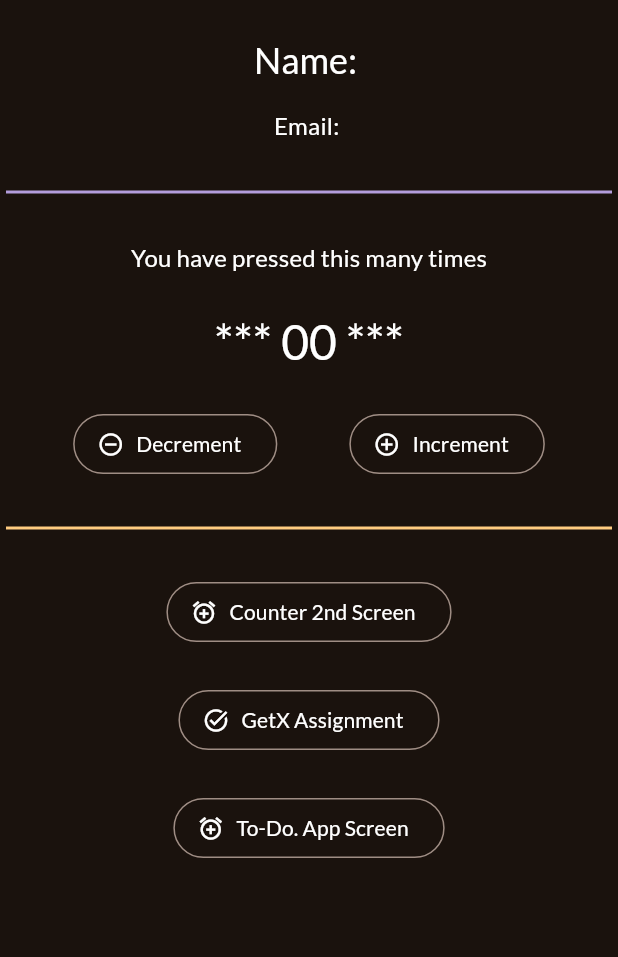
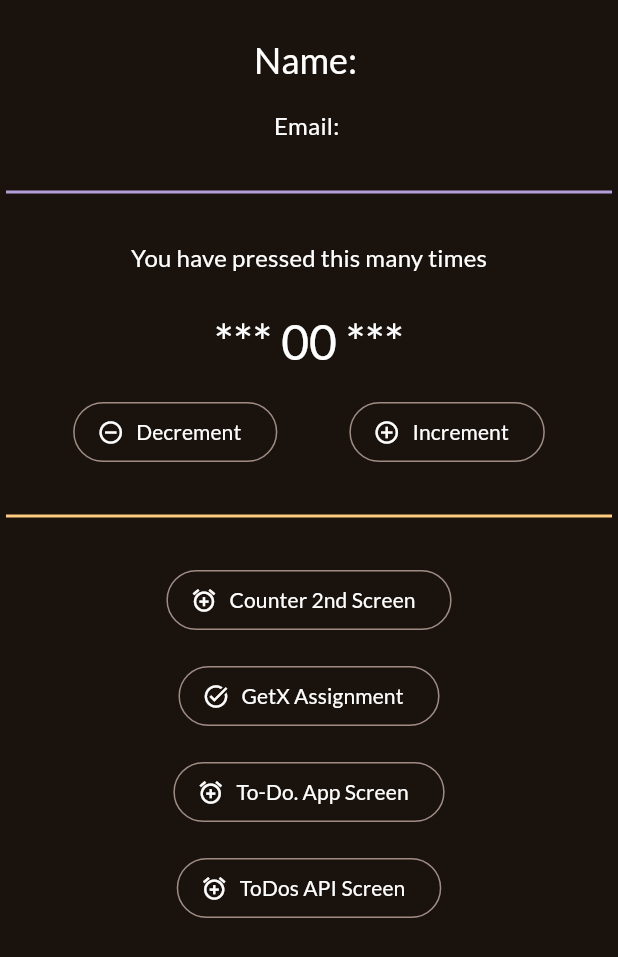
Before and after one commit to qaisershameer/nexus_meal_getx, a Flutter app: the CounterScreen screen opened directly, on a phone screen of 412 x 824 dp. Shown: the top 957 px of the screen. Run offline on Flutter 3.47's test engine with Material 3 defaults, Android fonts, the phone set to English and light mode, and no system bars; our stand-ins replace get, google_fonts, transparent_image; network calls fail.

Commit message:
Apr 11 Home

```diff
--- /dev/null
+++ b/lib/const/const.dart
@@ -0,0 +1,8 @@
+class UConst {
+  UConst._();
+
+  /// End Points URL's
+  static Uri todoUrl = Uri.parse('https://jsonplaceholder.typicode.com/todos');
+  static Uri productsUrl = Uri.parse('https://fakestoreapi.com/products');
+
+}
--- a/lib/controllers/getx_user_controller.dart
+++ b/lib/controllers/getx_user_controller.dart
@@ -7,7 +7,7 @@ class GetXUserController extends GetxController{
   RxString email = ''.obs;
 
 
-/// Functions /// State Logics
+  /// Functions /// State Logics
   void updateProfile(String userName, String userEmail){
 
     /// Update Get X Variables Values
--- a/lib/controllers/home_controller.dart
+++ b/lib/controllers/home_controller.dart
@@ -424,13 +424,17 @@ class HomeScreenController extends GetxController {
     final mealIsFavourite = favouriteMeals.contains(meal);
 
     if(mealIsFavourite){
+
       /// Already in Favourite List
       favouriteMeals.value = favouriteMeals.where((m) => m.id != meal.id).toList();
       return false.obs;
+
     } else {
+
       /// Not in Favourite List
       favouriteMeals.value = [...favouriteMeals, meal];
       return true.obs;
+
     }
   }
 }
--- a/lib/custom_widgets/meal_title.dart
+++ b/lib/custom_widgets/meal_title.dart
@@ -10,6 +10,7 @@ class MealTitle extends StatelessWidget {
     return Padding(
       padding: const EdgeInsets.all(8.0),
       child: Text(
+        /// heading
         title,
         style: Theme.of(context).textTheme.titleLarge!.copyWith(
             color: Theme.of(context).colorScheme.primary,
--- a/lib/main.dart
+++ b/lib/main.dart
@@ -2,7 +2,6 @@ import 'package:get/get.dart';
 import 'package:flutter/material.dart';
 import 'package:google_fonts/google_fonts.dart';
 import 'package:todo_getx/views/home_screen.dart';
-
 
 final theme = ThemeData(
   useMaterial3: true,
--- /dev/null
+++ b/lib/models/todo_model.dart
@@ -0,0 +1,34 @@
+class ToDos {
+  /// Define final for required variables
+  final int userId;
+  final int id;
+  final String title;
+  final bool completed;
+
+  /// Constructor
+  const ToDos(
+      {required this.userId,
+      required this.id,
+      required this.title,
+      required this.completed});
+
+  /// toJson
+  Map<String, dynamic> toJson() {
+    return {
+      'id': id,
+      'userId': userId,
+      'title': title,
+      'completed': completed,
+    };
+  }
+
+  /// fromJson
+  factory ToDos.fromJson(Map<String, dynamic> json) {
+    return ToDos(
+      userId: json['userId'],
+      id: json['id'],
+      title: json['title'],
+      completed: json['completed'],
+    );
+  }
+}
--- a/lib/views/meals/categories_screen.dart
+++ b/lib/views/meals/categories_screen.dart
@@ -53,7 +53,7 @@ class _CategoriesScreenState extends State<CategoriesScreen> with SingleTickerPr
             CategoryGridItem(
               category: category,
               onSelectCategory: () {
-                print('Category tapped!');
+                // print('Category tapped!');
                 final filteredMeals = controller.availableMeals
                     .where((meal) => meal.categories.contains(category.id)).toList();
 
--- a/lib/views/topics/counter_screen.dart
+++ b/lib/views/topics/counter_screen.dart
@@ -1,9 +1,11 @@
 import 'package:get/get.dart';
 import 'package:flutter/material.dart';
 import 'package:todo_getx/views/topics/todo_screen.dart';
+import 'package:todo_getx/views/topics/todos_screen.dart';
 
 import '../../controllers/counter_controller.dart';
 import '../../controllers/getx_user_controller.dart';
+import '../../controllers/todos_controller.dart';
 import '../../custom_widgets/counter_buttons.dart';
 import '../../custom_widgets/counter_value.dart';
 import '../../custom_widgets/u_button_icon.dart';
@@ -14,6 +16,7 @@ class CounterScreen extends StatelessWidget {
   CounterScreen({super.key});
   final controller = Get.put(CounterController());
   final userController = Get.put(GetXUserController());
+  final toDoController = Get.put(ToDosController());
   @override
   Widget build(BuildContext context) {
     return Scaffold(
@@ -24,30 +27,35 @@ class CounterScreen extends StatelessWidget {
           child: Column(
             mainAxisAlignment: MainAxisAlignment.center,
             children: [
-
               /// Gap
-              SizedBox(
-                height: 24.0,
-              ),
+              SizedBox(height: 24.0),
 
               /// User Name Text from Get X User Controller Display User Name Obx Widget
               Obx(
                 () {
-                  return Text('Name: ${userController.name}',
-                      style: Theme.of(context).textTheme.headlineSmall?.copyWith(color: Colors.white),);
+                  return Text(
+                    'Name: ${userController.name}',
+                    style: Theme.of(context)
+                        .textTheme
+                        .headlineSmall
+                        ?.copyWith(color: Colors.white),
+                  );
                 },
               ),
 
               /// Gap
-              SizedBox(
-                height: 16.0,
-              ),
+              SizedBox(height: 16.0),
 
               /// User Name Text from Get X User Controller Display User Name Obx Widget
               Obx(
                 () {
-                  return Text('Email: ${userController.email}',
-                      style: Theme.of(context).textTheme.titleMedium?.copyWith(color: Colors.white),);
+                  return Text(
+                    'Email: ${userController.email}',
+                    style: Theme.of(context)
+                        .textTheme
+                        .titleMedium
+                        ?.copyWith(color: Colors.white),
+                  );
                 },
               ),
 
@@ -61,19 +69,18 @@ class CounterScreen extends StatelessWidget {
               ),
 
               /// Title Text
-              Text(
-                'You have pressed this many times',
-                style: Theme.of(context).textTheme.titleMedium?.copyWith(color: Colors.white),
-              ),
+              Text('You have pressed this many times',
+                  style: Theme.of(context)
+                      .textTheme.titleMedium!.copyWith(color: Colors.white)),
 
               /// Gap
-              SizedBox(height: 24.0,),
+              SizedBox(height: 24.0),
 
               /// Counter Text for Controller Counter Value Display Using/Wrapping Obx Widget
               Counter(controller: controller),
 
               /// Gap
-              SizedBox(height: 24.0,),
+              SizedBox(height: 16.0),
 
               /// Counter Buttons
               CounterButtons(controller: controller),
@@ -91,29 +98,47 @@ class CounterScreen extends StatelessWidget {
               UButtonIcon(
                   myOnPressed: () => Get.to(Counter2Screen()),
                   buttonText: 'Counter 2nd Screen',
-                  buttonIcon: Icon(Icons.alarm_add,color: Colors.white,)),
+                  buttonIcon: Icon(
+                    Icons.alarm_add,
+                    color: Colors.white,
+                  )),
 
               /// Gap
-              SizedBox(
-                height: 24.0,
-              ),
+              SizedBox(height: 16.0),
 
               /// Assignment 01 Get X Screen
               UButtonIcon(
                   myOnPressed: () => Get.to(GetxUserProfile()),
                   buttonText: 'GetX Assignment',
-                  buttonIcon: Icon(Icons.task_alt, color: Colors.white,)),
+                  buttonIcon: Icon(
+                    Icons.task_alt,
+                    color: Colors.white,
+                  )),
 
               /// Gap
-              SizedBox(
-                height: 24.0,
-              ),
+              SizedBox(height: 16.0),
 
-              /// To-Do App Screen
+              /// To-Do App Screen 01
               UButtonIcon(
                   myOnPressed: () => Get.to(ToDoScreen()),
                   buttonText: 'To-Do. App Screen',
-                  buttonIcon: Icon(Icons.alarm_add, color: Colors.white,)),
+                  buttonIcon: Icon(
+                    Icons.alarm_add,
+                    color: Colors.white,
+                  )),
+
+              /// Gap
+              SizedBox(height: 16.0),
+
+              /// To-Do App Screen 02
+              UButtonIcon(
+                  myOnPressed: () => Get.to(TodosScreen()),
+                  buttonText: 'ToDos API Screen',
+                  buttonIcon: Icon(
+                    Icons.alarm_add,
+                    color: Colors.white,
+                  )),
+
             ],
           ),
         ),
--- a/pubspec.yaml
+++ b/pubspec.yaml
@@ -15,6 +15,7 @@ dependencies:
   cupertino_icons: ^1.0.8
   transparent_image: ^2.0.1
   google_fonts: ^6.2.1
+  http: ^1.3.0
   get: ^4.7.2
 
 dev_dependencies:
```
Also changed, not shown: lib/controllers/todo_controller.dart (+2 -6 lines), lib/controllers/todos_controller.dart (added, +78 -0 lines), lib/views/topics/todo_screen.dart (+2 -5 lines), lib/views/topics/todos_screen.dart (added, +46 -0 lines).
